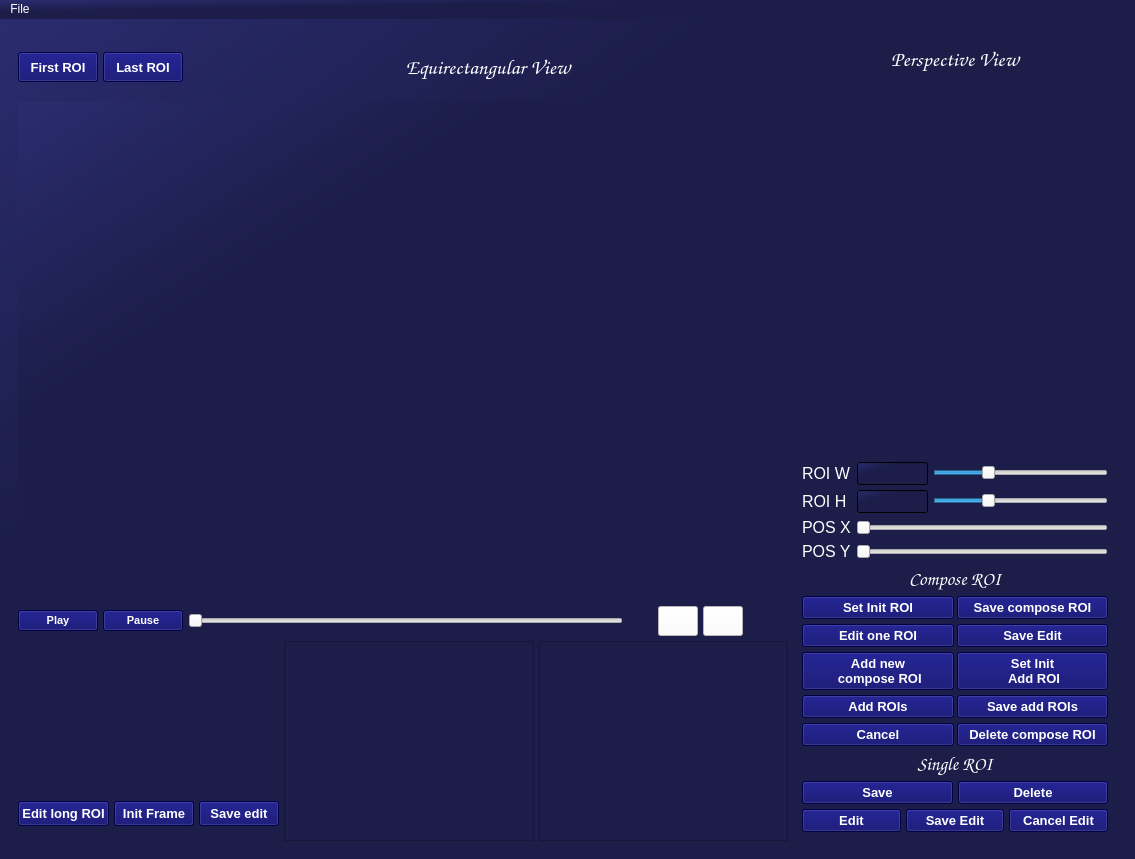
First picture: the form in Interfaces/360RAT_windows_dark_expanding.ui, repository MyllenaAPrado/360RAT, before the edit.
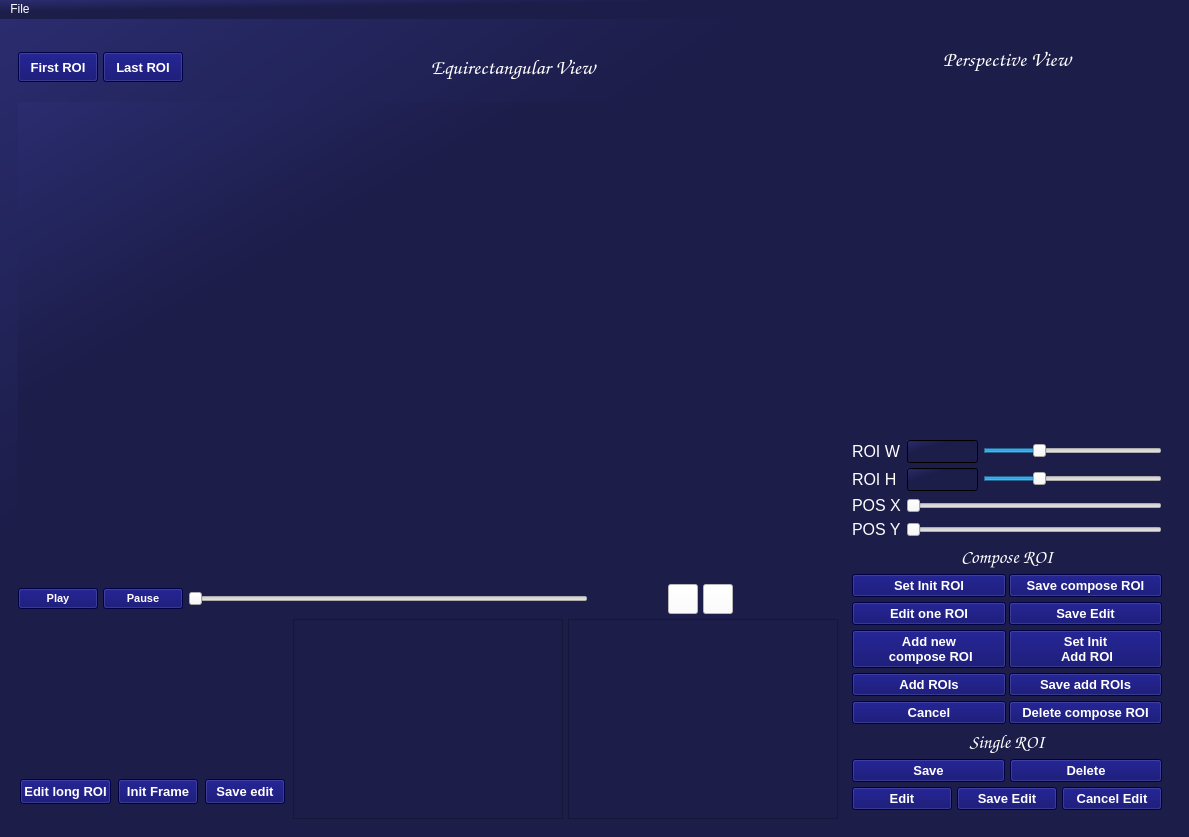
Second picture: the form after the edit. Icons and pictures are not drawn.

```diff
--- a/Interfaces/360RAT_windows_dark_expanding.ui
+++ b/Interfaces/360RAT_windows_dark_expanding.ui
@@ -6,8 +6,8 @@
    <rect>
     <x>0</x>
     <y>0</y>
-    <width>1135</width>
-    <height>859</height>
+    <width>1189</width>
+    <height>837</height>
    </rect>
   </property>
   <property name="windowTitle">
@@ -247,7 +247,7 @@
               </property>
               <property name="minimumSize">
                <size>
-                <width>25</width>
+                <width>70</width>
                 <height>25</height>
                </size>
               </property>
@@ -360,7 +360,7 @@
                <widget class="QLabel" name="text_frame_number">
                 <property name="minimumSize">
                  <size>
-                  <width>25</width>
+                  <width>100</width>
                   <height>0</height>
                  </size>
                 </property>
@@ -560,7 +560,7 @@
                 <rect>
                  <x>0</x>
                  <y>0</y>
-                 <width>220</width>
+                 <width>247</width>
                  <height>198</height>
                 </rect>
                </property>
@@ -591,7 +591,7 @@
                 <rect>
                  <x>0</x>
                  <y>0</y>
-                 <width>219</width>
+                 <width>246</width>
                  <height>198</height>
                 </rect>
                </property>
@@ -1437,7 +1437,7 @@
     <rect>
      <x>0</x>
      <y>0</y>
-     <width>1135</width>
+     <width>1189</width>
      <height>26</height>
     </rect>
    </property>
```
